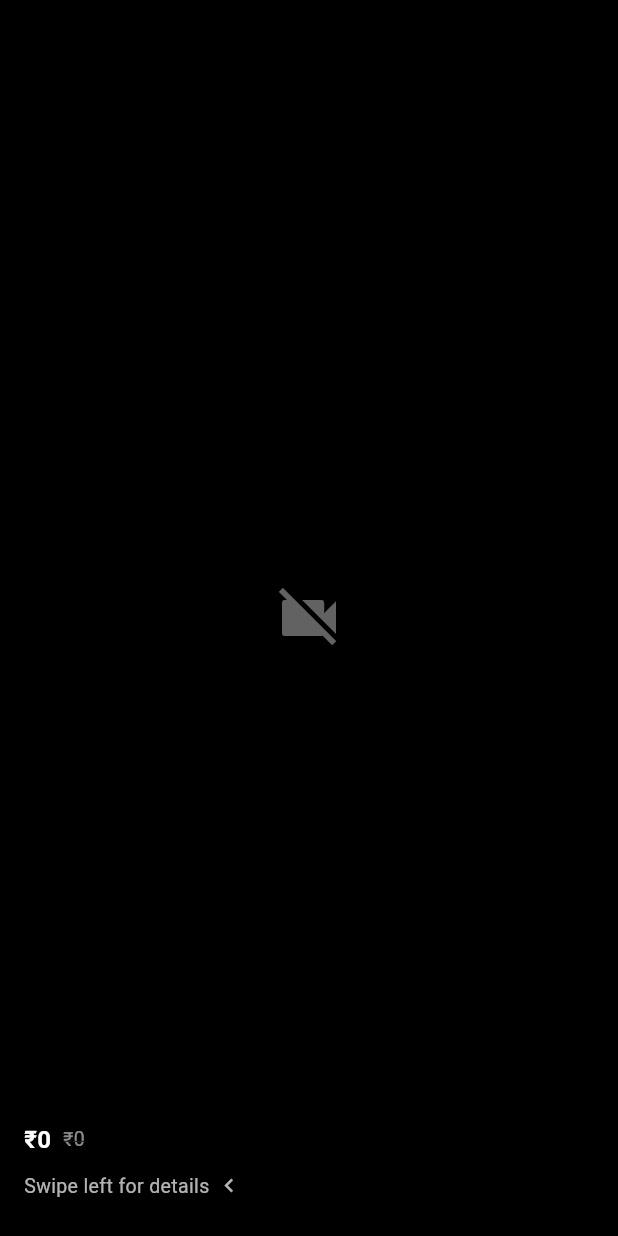
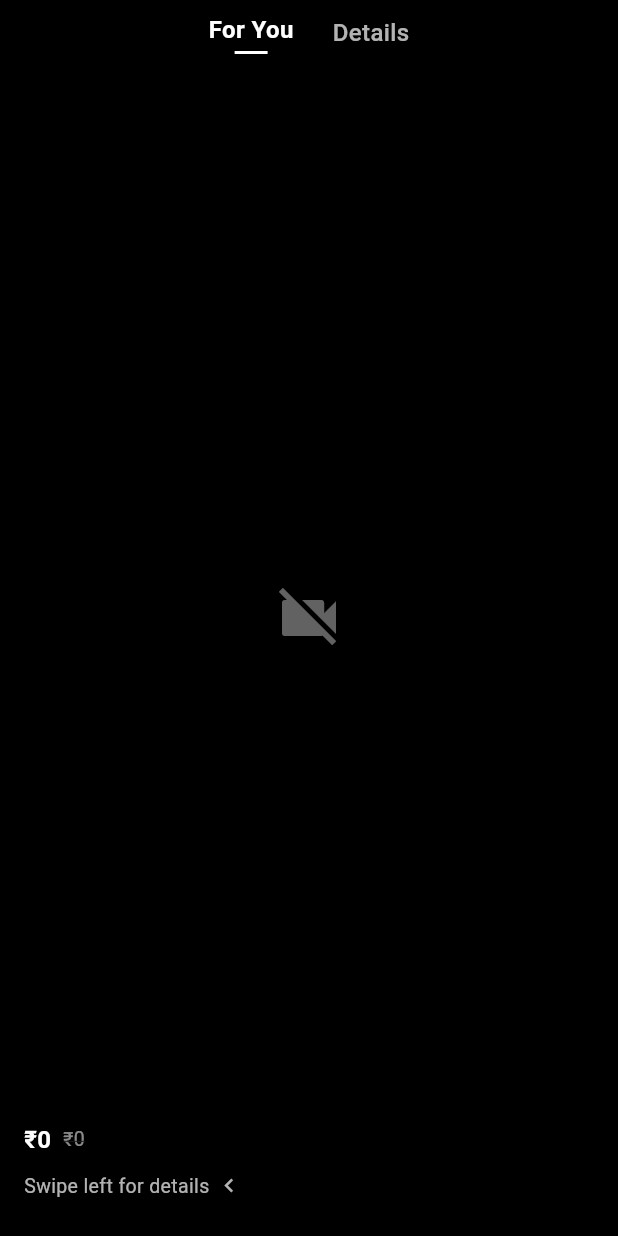
Before and after one commit to mukesh7664/satlaa-nest, a Flutter app: the _ReelPage widget shown alone on an empty page, opened directly with empty values, on a phone screen of 412 x 824 dp. Run offline on Flutter 3.47's test engine with Material 3 defaults, Android fonts, the phone set to English and light mode, and no system bars; our stand-ins replace shared_preferences, video_player; missing offline and left inert: razorpay_flutter; accounts and stored records are empty; network calls fail.

Commit message:
feat: add top navigation header to play screen and adjust navigation bar height

```diff
--- a/user-app/lib/main.dart
+++ b/user-app/lib/main.dart
@@ -115,6 +115,9 @@ class _MainShellState extends State<MainShell> {
     return Scaffold(
       body: screens[_currentIndex],
       bottomNavigationBar: NavigationBar(
+        // Slimmer than the Material 3 default (80) for a compact bar.
+        height: 60,
+        labelBehavior: NavigationDestinationLabelBehavior.alwaysShow,
         selectedIndex: _currentIndex,
         onDestinationSelected: (index) {
           setState(() => _currentIndex = index);
--- a/user-app/lib/screens/play_screen.dart
+++ b/user-app/lib/screens/play_screen.dart
@@ -217,6 +217,73 @@ class _ReelPageState extends State<_ReelPage> {
           // ---- Video (or fallback image / error) ----
           _buildVideoLayer(),
 
+          // ---- Dark gradient at the top for the header labels ----
+          Positioned(
+            left: 0,
+            right: 0,
+            top: 0,
+            child: Container(
+              height: 120,
+              decoration: const BoxDecoration(
+                gradient: LinearGradient(
+                  begin: Alignment.bottomCenter,
+                  end: Alignment.topCenter,
+                  colors: [Colors.transparent, Colors.black54],
+                ),
+              ),
+            ),
+          ),
+
+          // ---- Top header: "For You" (active) | "Details" ----
+          Positioned(
+            left: 0,
+            right: 0,
+            top: 0,
+            child: SafeArea(
+              child: Padding(
+                padding: const EdgeInsets.only(top: 8),
+                child: Row(
+                  mainAxisAlignment: MainAxisAlignment.center,
+                  children: [
+                    // "For You" — the current reel feed (active).
+                    Column(
+                      mainAxisSize: MainAxisSize.min,
+                      children: const [
+                        Text(
+                          'For You',
+                          style: TextStyle(
+                            color: Colors.white,
+                            fontSize: 16,
+                            fontWeight: FontWeight.bold,
+                          ),
+                        ),
+                        SizedBox(height: 3),
+                        SizedBox(
+                          width: 22,
+                          child: Divider(
+                              color: Colors.white, thickness: 2, height: 2),
+                        ),
+                      ],
+                    ),
+                    const SizedBox(width: 26),
+                    // "Details" — opens the full product details page.
+                    GestureDetector(
+                      onTap: _openDetail,
+                      child: const Text(
+                        'Details',
+                        style: TextStyle(
+                          color: Colors.white70,
+                          fontSize: 16,
+                          fontWeight: FontWeight.w500,
+                        ),
+                      ),
+                    ),
+                  ],
+                ),
+              ),
+            ),
+          ),
+
           // ---- Dark gradient at the bottom for text legibility ----
           Positioned(
             left: 0,
```
